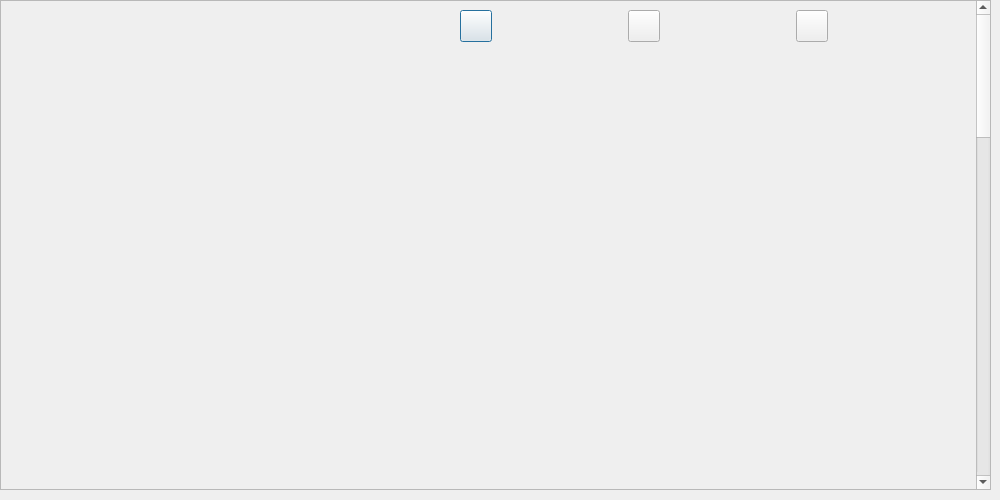
Qt form forms/CourseMaterial.ui (tvoyQmir/StudyWithUs) before a commit.
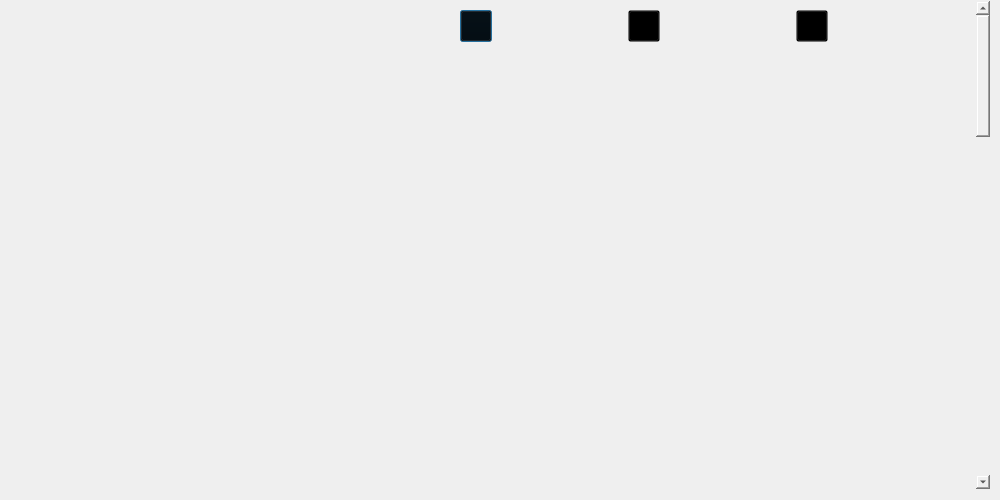
The same form after that commit. Icons and pictures are not drawn.

The edit to the form file:
```diff
--- a/forms/CourseMaterial.ui
+++ b/forms/CourseMaterial.ui
@@ -43,6 +43,15 @@
      <height>490</height>
     </rect>
    </property>
+   <property name="styleSheet">
+    <string notr="true">background-color:transparent;</string>
+   </property>
+   <property name="frameShape">
+    <enum>QFrame::StyledPanel</enum>
+   </property>
+   <property name="frameShadow">
+    <enum>QFrame::Sunken</enum>
+   </property>
    <property name="verticalScrollBarPolicy">
     <enum>Qt::ScrollBarAlwaysOn</enum>
    </property>
@@ -61,6 +70,9 @@
       <height>1830</height>
      </rect>
     </property>
+    <property name="styleSheet">
+     <string notr="true"/>
+    </property>
     <layout class="QVBoxLayout" name="verticalLayout">
      <item>
       <layout class="QHBoxLayout" name="HLayout_1">
```
Left out of the diff: 36 changed lines with no effect on the pictures.
